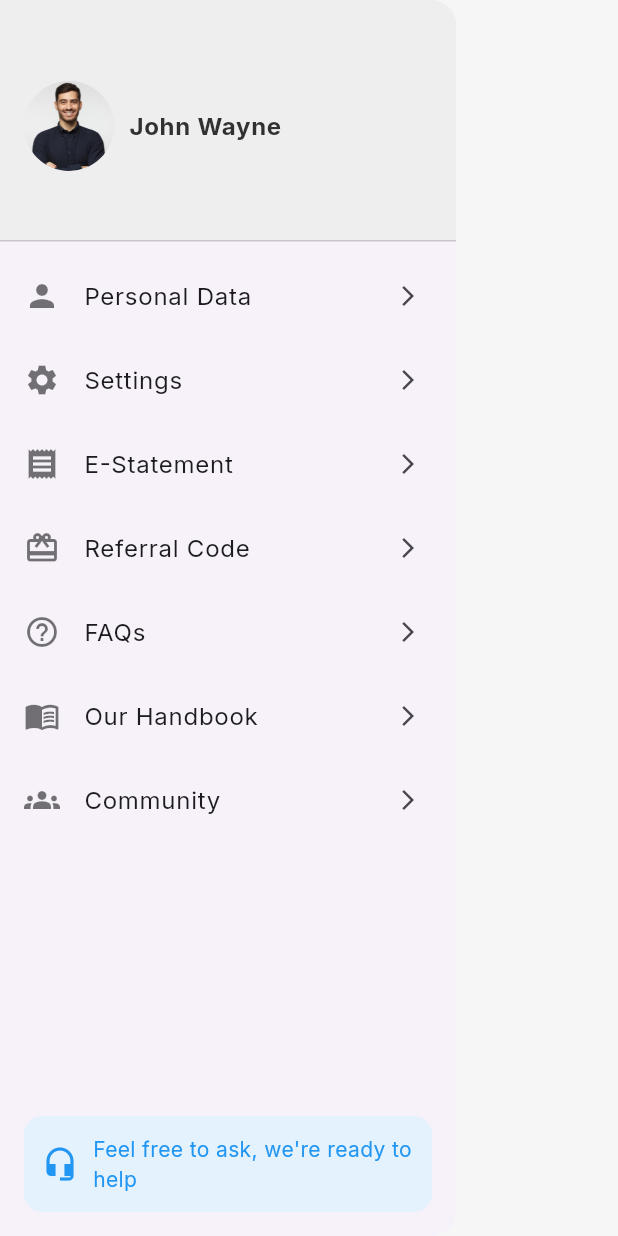
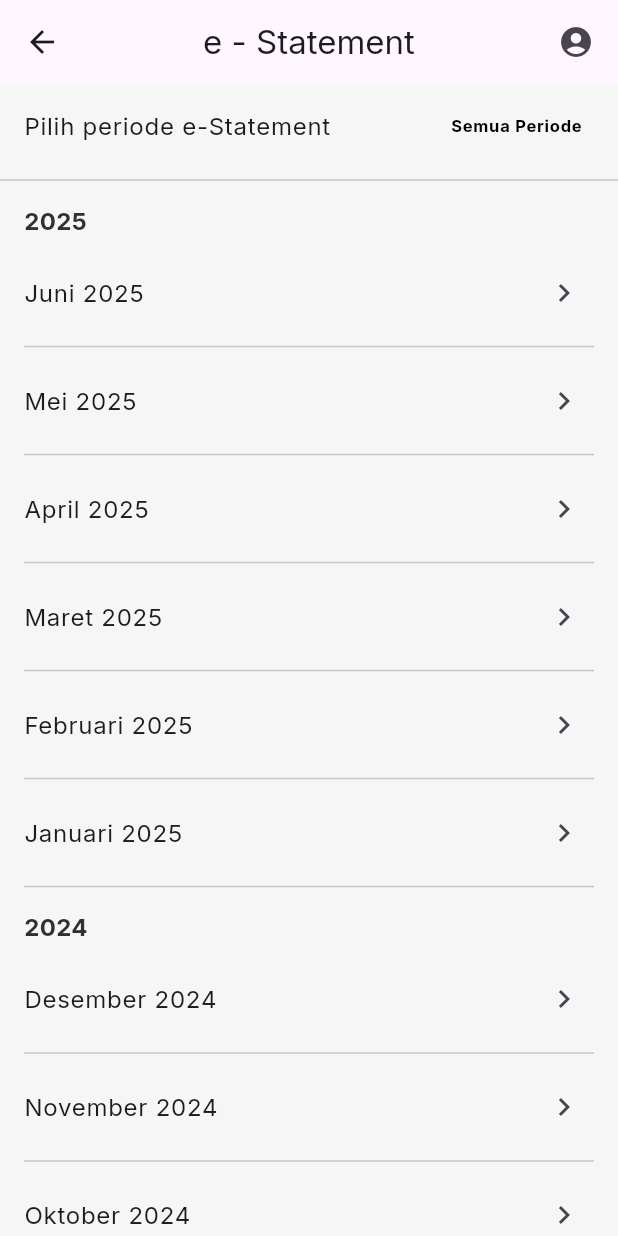
Before and after one commit to yamaniyuda/one_goal, a Flutter app: the SidebarMenu widget shown alone on an empty page, opened directly, after a tap on "E-Statement", on a phone screen of 412 x 824 dp. Run offline on Flutter 3.47's test engine with Material 3 defaults, Android fonts, the phone set to English and light mode, and no system bars; our stand-ins replace go_router, google_fonts, rive; missing offline and left inert: iconify_flutter.

Commit message:
update latest

```diff
--- a/lib/presentation/screen/main/screen/profile_screen.dart
+++ b/lib/presentation/screen/main/screen/profile_screen.dart
@@ -1,4 +1,5 @@
 import 'package:flutter/material.dart';
+import 'package:one_goal/presentation/screen/main/screen/statement_screen.dart';
 
 class ProfileScreen extends StatefulWidget {
   const ProfileScreen({super.key});
@@ -187,6 +188,12 @@
       trailing: const Icon(Icons.arrow_forward_ios, size: 16),
       onTap: () {
         // Navigation logic
+		if (title == 'E-Statement') {
+        Navigator.push(
+          context,
+          MaterialPageRoute(builder: (_) => const StatementScreen()),
+        );
+      }
       },
     );
   }
--- /dev/null
+++ b/lib/presentation/screen/main/screen/statement_screen.dart
@@ -0,0 +1,117 @@
+import 'package:flutter/material.dart';
+
+class StatementScreen extends StatefulWidget {
+  const StatementScreen({Key? key}) : super(key: key);
+
+  @override
+  State<StatementScreen> createState() => _StatementScreenState();
+}
+
+class _StatementScreenState extends State<StatementScreen> {
+  String selectedPeriod = 'Semua Periode';
+
+  final Map<String, List<String>> data = {
+    '2025': ['Juni', 'Mei', 'April', 'Maret', 'Februari', 'Januari'],
+    '2024': [
+      'Desember',
+      'November',
+      'Oktober',
+      'September',
+      'Agustus',
+      'Juli',
+      'Juni',
+      'Mei',
+      'April',
+      'Maret',
+      'Februari'
+    ],
+    '2023': ['Desember', 'November', 'Oktober'],
+  };
+
+  @override
+  Widget build(BuildContext context) {
+    final List<String> years = ['Semua Periode', '2025', '2024', '2023'];
+
+    return Scaffold(
+      appBar: AppBar(
+        title: const Text('e - Statement'),
+        centerTitle: true,
+        leading: IconButton(
+          icon: const Icon(Icons.arrow_back),
+          onPressed: () => Navigator.pop(context),
+        ),
+        actions: const [
+          Padding(
+            padding: EdgeInsets.only(right: 16.0),
+            child: Icon(Icons.account_circle),
+          ),
+        ],
+      ),
+      body: Column(
+        children: [
+          ListTile(
+            title: const Text("Pilih periode e-Statement"),
+            trailing: PopupMenuButton<String>(
+              onSelected: (value) {
+                setState(() {
+                  selectedPeriod = value;
+                });
+              },
+              itemBuilder: (context) => years
+                  .map((year) => PopupMenuItem<String>(
+                        value: year,
+                        child: Text(year),
+                      ))
+                  .toList(),
+              child: Text(
+                selectedPeriod,
+                style: const TextStyle(
+                  color: Colors.black,
+                  fontWeight: FontWeight.bold,
+                ),
+              ),
+            ),
+          ),
+          const Divider(),
+          Expanded(
+            child: ListView(
+              children: data.entries
+                  .where((entry) =>
+                      selectedPeriod == 'Semua Periode' ||
+                      entry.key == selectedPeriod)
+                  .expand((entry) {
+                final year = entry.key;
+                final months = entry.value;
+
+                return [
+                  Padding(
+                    padding: const EdgeInsets.symmetric(
+                        horizontal: 16.0, vertical: 8.0),
+                    child: Text(
+                      year,
+                      style: const TextStyle(
+                          fontWeight: FontWeight.bold, fontSize: 16.0),
+                    ),
+                  ),
+                  ...months.map((month) {
+                    return Column(
+                      children: [
+                        ListTile(
+                          title: Text('$month $year'),
+                          trailing: const Icon(Icons.chevron_right),
+                          onTap: () {
+                          },
+                        ),
+                        const Divider(indent: 16.0, endIndent: 16.0),
+                      ],
+                    );
+                  }).toList(),
+                ];
+              }).toList(),
+            ),
+          ),
+        ],
+      ),
+    );
+  }
+}
```
Also changed, not shown: lib/presentation/screen/main/screen/history_screen.dart (+177 -32 lines), 3 other files.
